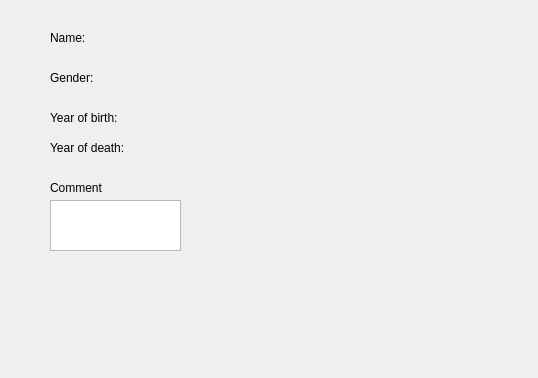
Above: infoscientistdialog.ui from ManiSigt/Verklegt-nams before the change. Below: the same form after it.
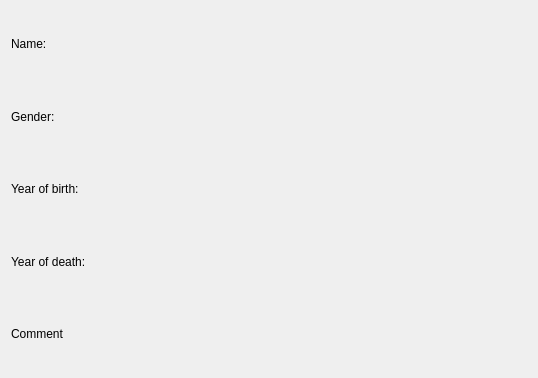
That is the form after the change.

Patch:
```diff
--- a/infoscientistdialog.ui
+++ b/infoscientistdialog.ui
@@ -13,133 +13,98 @@
   <property name="windowTitle">
    <string>Dialog</string>
   </property>
+  <layout class="QVBoxLayout" name="verticalLayout">
+   <item>
+    <layout class="QHBoxLayout" name="horizontalLayout">
+     <item>
   <widget class="QLabel" name="label_name">
-   <property name="geometry">
-    <rect>
-     <x>50</x>
-     <y>30</y>
-     <width>55</width>
-     <height>16</height>
-    </rect>
-   </property>
    <property name="text">
     <string>Name:</string>
    </property>
   </widget>
-  <widget class="QLabel" name="label_input_name">
-   <property name="geometry">
-    <rect>
-     <x>100</x>
-     <y>30</y>
-     <width>161</width>
-     <height>16</height>
-    </rect>
-   </property>
+     </item>
+     <item>
+      <widget class="QLabel" name="label_show_name">
    <property name="text">
     <string/>
    </property>
   </widget>
+     </item>
+    </layout>
+   </item>
+   <item>
+    <layout class="QHBoxLayout" name="horizontalLayout_2">
+     <item>
   <widget class="QLabel" name="label_gender">
-   <property name="geometry">
-    <rect>
-     <x>50</x>
-     <y>70</y>
-     <width>55</width>
-     <height>16</height>
-    </rect>
-   </property>
    <property name="text">
     <string>Gender:</string>
    </property>
   </widget>
-  <widget class="QLabel" name="label_input_gender">
-   <property name="geometry">
-    <rect>
-     <x>100</x>
-     <y>70</y>
-     <width>71</width>
-     <height>16</height>
-    </rect>
-   </property>
+     </item>
+     <item>
+      <widget class="QLabel" name="label_show_gender">
    <property name="text">
     <string/>
    </property>
   </widget>
+     </item>
+    </layout>
+   </item>
+   <item>
+    <layout class="QHBoxLayout" name="horizontalLayout_3">
+     <item>
   <widget class="QLabel" name="label_birth_year">
-   <property name="geometry">
-    <rect>
-     <x>50</x>
-     <y>110</y>
-     <width>81</width>
-     <height>16</height>
-    </rect>
-   </property>
    <property name="text">
     <string>Year of birth:</string>
    </property>
   </widget>
-  <widget class="QLabel" name="label_input_year_birth">
-   <property name="geometry">
-    <rect>
-     <x>130</x>
-     <y>110</y>
-     <width>55</width>
-     <height>16</height>
-    </rect>
-   </property>
+     </item>
+     <item>
+      <widget class="QLabel" name="label_show_year_birth">
    <property name="text">
     <string/>
    </property>
   </widget>
+     </item>
+    </layout>
+   </item>
+   <item>
+    <layout class="QHBoxLayout" name="horizontalLayout_4">
+     <item>
   <widget class="QLabel" name="label_death_year">
-   <property name="geometry">
-    <rect>
-     <x>50</x>
-     <y>140</y>
-     <width>91</width>
-     <height>16</height>
-    </rect>
-   </property>
    <property name="text">
     <string>Year of death:</string>
    </property>
   </widget>
-  <widget class="QLabel" name="label_input_year_death">
-   <property name="geometry">
-    <rect>
-     <x>130</x>
-     <y>140</y>
-     <width>55</width>
-     <height>16</height>
-    </rect>
-   </property>
+     </item>
+     <item>
+      <widget class="QLabel" name="label_show_year_death">
    <property name="text">
     <string/>
    </property>
   </widget>
+     </item>
+    </layout>
+   </item>
+   <item>
+    <layout class="QHBoxLayout" name="horizontalLayout_5">
+     <item>
   <widget class="QLabel" name="label_comment">
-   <property name="geometry">
-    <rect>
-     <x>50</x>
-     <y>180</y>
-     <width>55</width>
-     <height>16</height>
-    </rect>
-   </property>
    <property name="text">
     <string>Comment</string>
    </property>
   </widget>
-  <widget class="QTextBrowser" name="textBrowser">
-   <property name="geometry">
-    <rect>
-     <x>50</x>
-     <y>200</y>
-     <width>131</width>
-     <height>51</height>
-    </rect>
-   </property>
-  </widget>
+     </item>
+     <item>
+      <widget class="QLabel" name="label_show_comment">
+       <property name="text">
+        <string/>
+       </property>
+      </widget>
+     </item>
+    </layout>
+   </item>
+  </layout>
  </widget>
  <resources/>
  <connections/>
```
Lines whose indentation alone changed are shown as unchanged.
